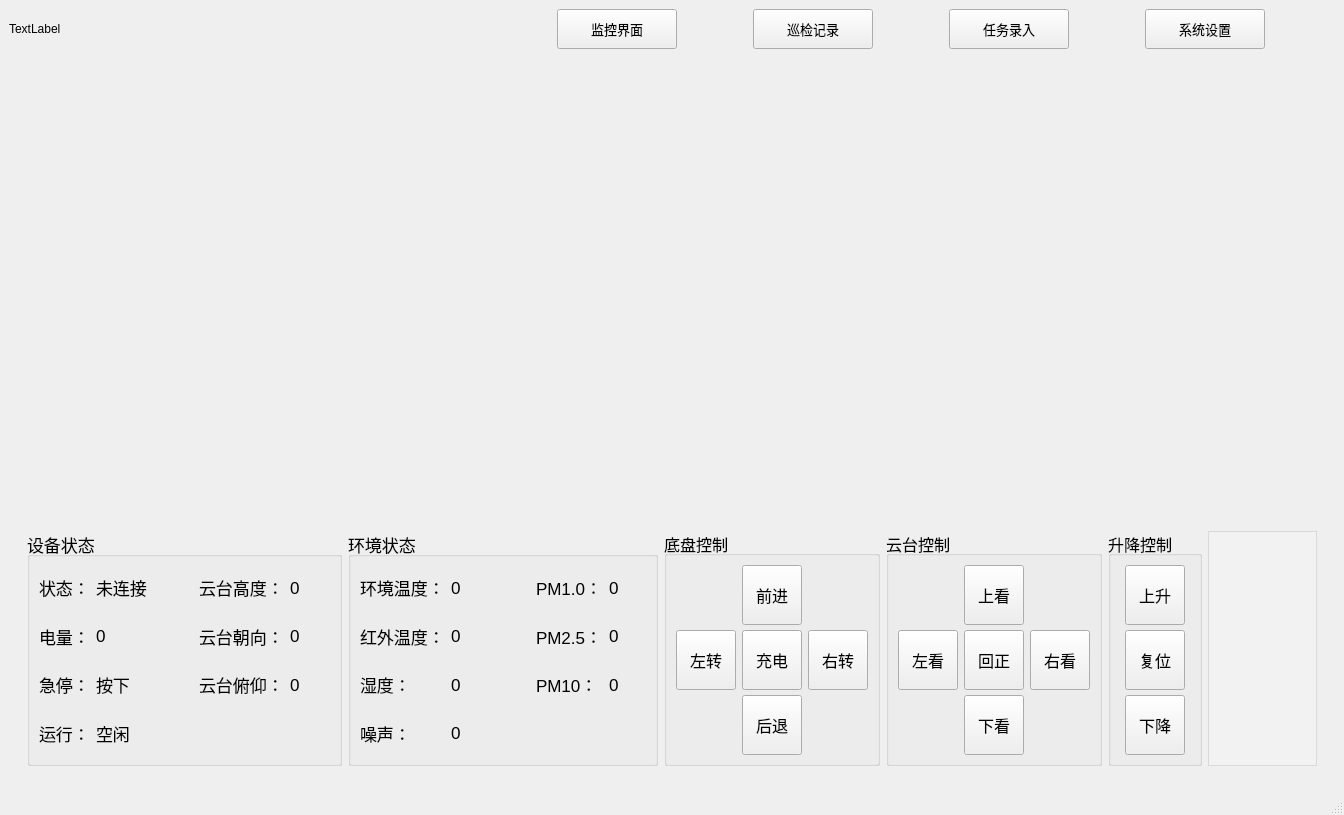
This is mainwindow.ui in ryanwong1999/Ros_Qt_Client as Qt 5 draws it before an edit. The edited form follows.
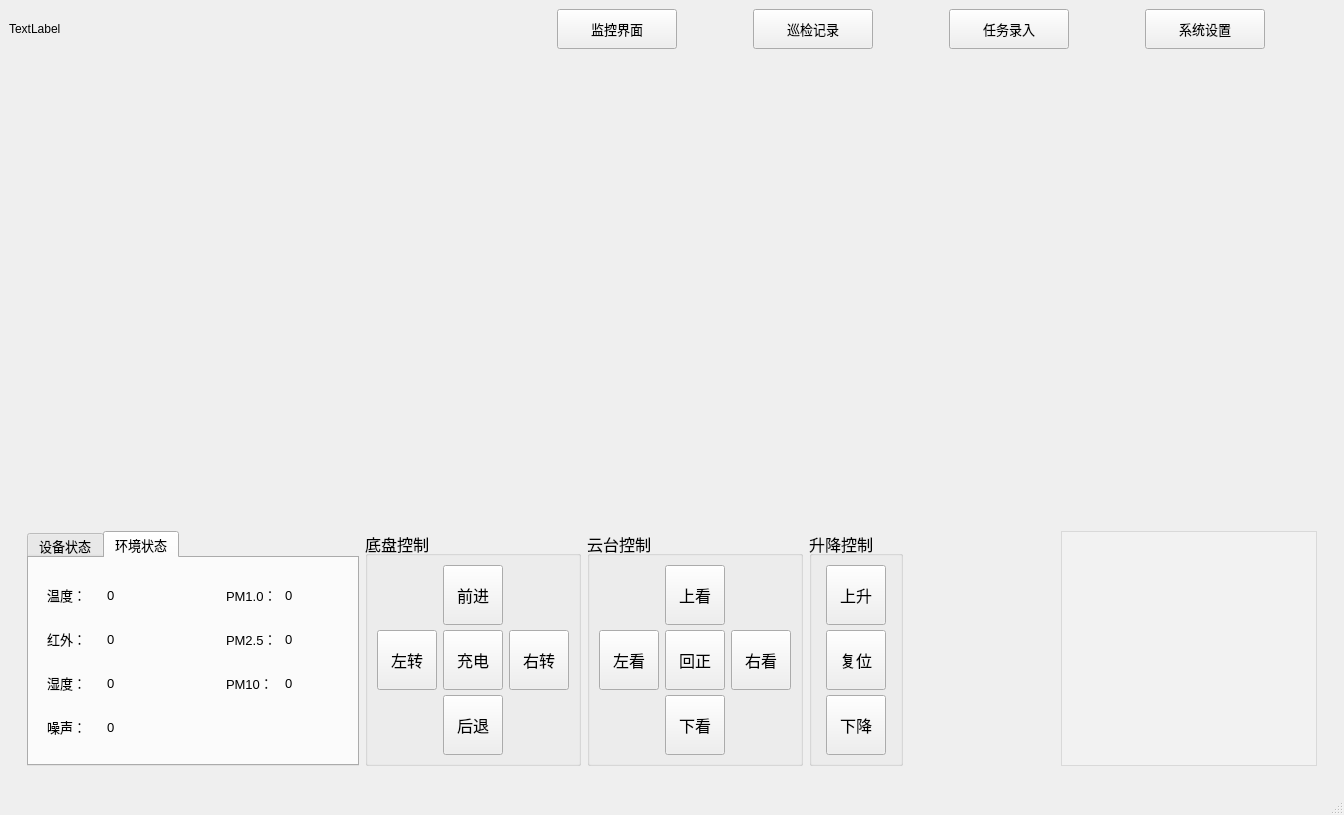
This is the edited form. The open tabs and pages were chosen to show the change. Custom widgets are drawn as their Qt base class.

```diff
--- a/mainwindow.ui
+++ b/mainwindow.ui
@@ -26,8 +26,8 @@
      <height>770</height>
     </size>
    </property>
-   <layout class="QGridLayout" name="gridLayout">
-    <item row="0" column="0">
+   <layout class="QVBoxLayout" name="verticalLayout">
+    <item>
      <layout class="QHBoxLayout" name="Menu_Layout">
       <property name="sizeConstraint">
        <enum>QLayout::SetDefaultConstraint</enum>
@@ -271,7 +271,7 @@
       </item>
      </layout>
     </item>
-    <item row="1" column="0">
+    <item>
      <widget class="QStackedWidget" name="sw_page">
       <property name="currentIndex">
        <number>0</number>
@@ -314,19 +314,13 @@
          <widget class="QWidget" name="widget_8" native="true">
           <layout class="QHBoxLayout" name="horizontalLayout_8">
            <item>
-            <widget class="QGroupBox" name="groupBox">
+            <widget class="QTabWidget" name="tabWidget">
              <property name="sizePolicy">
               <sizepolicy hsizetype="Preferred" vsizetype="Preferred">
                <horstretch>0</horstretch>
                <verstretch>0</verstretch>
               </sizepolicy>
              </property>
-             <property name="minimumSize">
-              <size>
-               <width>315</width>
-               <height>0</height>
-              </size>
-             </property>
              <property name="maximumSize">
               <size>
                <width>16777215</width>
@@ -335,13 +329,32 @@
              </property>
              <property name="font">
               <font>
-               <pointsize>13</pointsize>
+               <pointsize>10</pointsize>
               </font>
              </property>
-             <property name="title">
+             <property name="currentIndex">
+              <number>0</number>
+             </property>
+             <widget class="QWidget" name="tab_1">
+              <attribute name="title">
               <string>设备状态</string>
-             </property>
-             <layout class="QVBoxLayout" name="verticalLayout">
+              </attribute>
+              <layout class="QVBoxLayout" name="verticalLayout_9">
+               <item>
+                <widget class="QWidget" name="widget_10" native="true">
+                 <property name="minimumSize">
+                  <size>
+                   <width>310</width>
+                   <height>0</height>
+                  </size>
+                 </property>
+                 <property name="maximumSize">
+                  <size>
+                   <width>16777215</width>
+                   <height>235</height>
+                  </size>
+                 </property>
+                 <layout class="QHBoxLayout" name="horizontalLayout_9">
               <item>
                <layout class="QGridLayout" name="gridLayout_4">
                 <item row="0" column="1">
@@ -454,33 +467,26 @@
              </layout>
             </widget>
            </item>
-           <item>
-            <widget class="QGroupBox" name="groupBox_2">
-             <property name="sizePolicy">
-              <sizepolicy hsizetype="Preferred" vsizetype="Preferred">
-               <horstretch>0</horstretch>
-               <verstretch>0</verstretch>
-              </sizepolicy>
-             </property>
-             <property name="minimumSize">
-              <size>
-               <width>310</width>
-               <height>0</height>
-              </size>
-             </property>
-             <property name="maximumSize">
-              <size>
-               <width>16777215</width>
-               <height>235</height>
-              </size>
-             </property>
-             <property name="font">
-              <font>
-               <pointsize>13</pointsize>
-              </font>
-             </property>
-             <property name="title">
+              </layout>
+             </widget>
+             <widget class="QWidget" name="tab_2">
+              <attribute name="title">
               <string>环境状态</string>
+              </attribute>
+              <layout class="QVBoxLayout" name="verticalLayout_10">
+               <item>
+                <widget class="QWidget" name="widget_9" native="true">
+                 <property name="minimumSize">
+                  <size>
+                   <width>310</width>
+                   <height>0</height>
+                  </size>
+                 </property>
+                 <property name="maximumSize">
+                  <size>
+                   <width>16777215</width>
+                   <height>235</height>
+                  </size>
              </property>
              <layout class="QVBoxLayout" name="verticalLayout_4">
               <item>
@@ -537,14 +543,14 @@
                 <item row="0" column="0">
                  <widget class="QLabel" name="label_envirTemp1">
                   <property name="text">
-                   <string>环境温度：</string>
+                       <string>温度：</string>
                   </property>
                  </widget>
                 </item>
                 <item row="1" column="0">
                  <widget class="QLabel" name="label_redTemp1">
                   <property name="text">
-                   <string>红外温度：</string>
+                       <string>红外：</string>
                   </property>
                  </widget>
                 </item>
@@ -593,6 +599,10 @@
                </layout>
               </item>
              </layout>
+                </widget>
+               </item>
+              </layout>
+             </widget>
             </widget>
            </item>
            <item>
```
Lines whose indentation alone changed are shown as unchanged.
